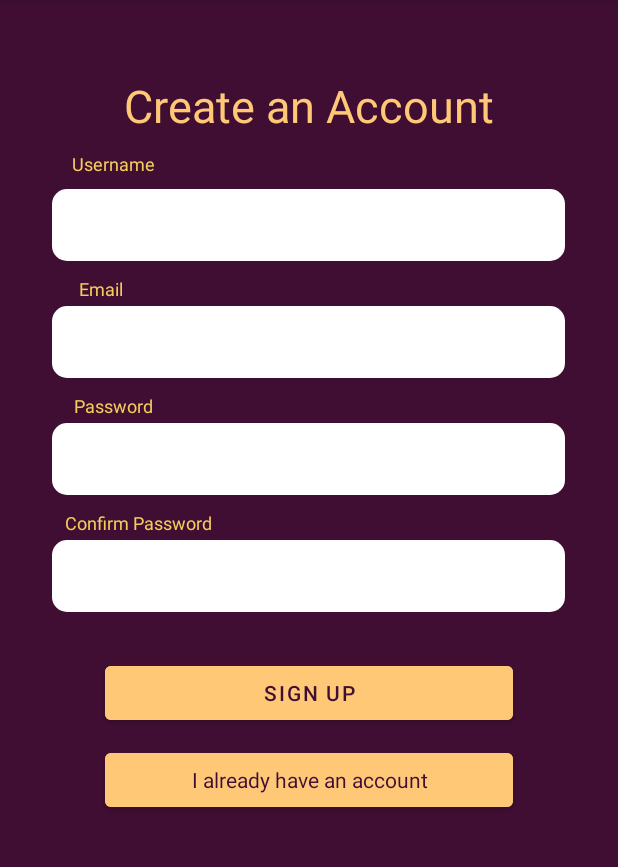
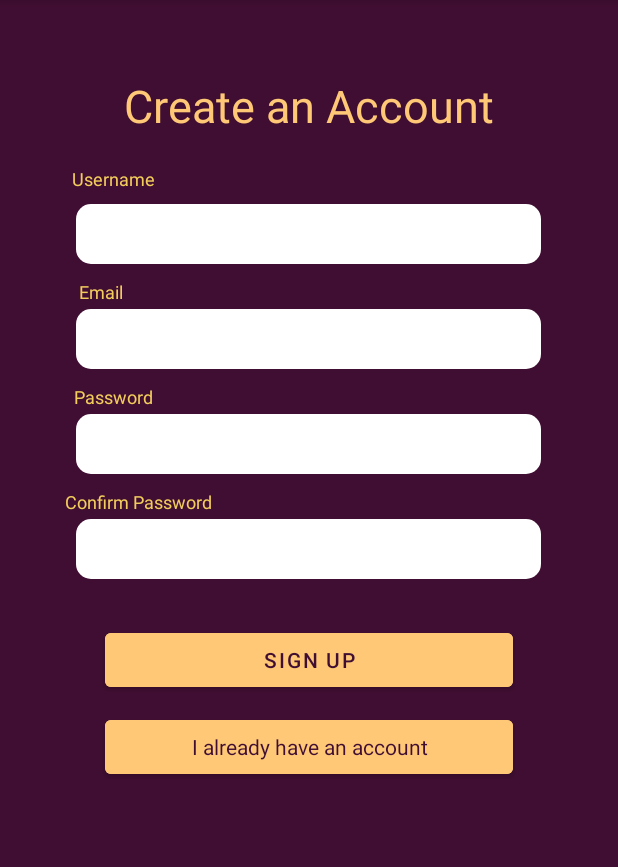
Before and after one commit to SpectreOfSolitude/OperationLevelUp, an Android app: the SignUpActivity screen opened directly, with no data from a screen before it, on a phone screen of 412 x 824 dp, the part 84-951 px from its top. Run offline under Robolectric (Android 15) with nearby library versions, the phone set to English and light mode, and no system bars; our stand-ins replace Firebase (no records; nobody signed in at launch, a user with empty details on screens opened directly).

Commit message:
repair_signup_4

```diff
--- a/app/src/main/res/drawable/login_entry_bar.xml
+++ b/app/src/main/res/drawable/login_entry_bar.xml
@@ -3,7 +3,7 @@
     <solid android:color ="@color/white"/>
     <size
         android:height="30dp"
-        android:width="160dp"
+        android:width="140dp"
         />
     <corners
         android:topLeftRadius="10dp"
--- a/app/src/main/res/layout/activity_login.xml
+++ b/app/src/main/res/layout/activity_login.xml
@@ -20,8 +20,8 @@
 
     <EditText
         android:id="@+id/username"
-        android:layout_width="360dp"
-        android:layout_height="48dp"
+        android:layout_width="310dp"
+        android:layout_height="40dp"
         android:layout_marginTop="5dp"
         android:layout_marginBottom="27dp"
         android:paddingLeft="10dp"
@@ -120,8 +120,8 @@
 
     <EditText
         android:id="@+id/password"
-        android:layout_width="360dp"
-        android:layout_height="48dp"
+        android:layout_width="310dp"
+        android:layout_height="40dp"
         android:layout_marginTop="5dp"
         android:layout_marginBottom="14dp"
         android:paddingLeft="10dp"
--- a/app/src/main/res/layout/activity_signup.xml
+++ b/app/src/main/res/layout/activity_signup.xml
@@ -32,7 +32,7 @@
         android:layout_height="15dp"
         android:layout_marginLeft="43dp"
         android:layout_below="@id/create_account"
-        android:layout_marginTop="10dp"
+        android:layout_marginTop="20dp"
         android:text="@string/Username"
         android:textAppearance="@style/full_name"
         android:gravity="center_horizontal|top"
@@ -40,8 +40,8 @@
 
     <com.google.android.material.textfield.TextInputEditText
         android:id="@+id/editTextUsername"
-        android:layout_width="342dp"
-        android:layout_height="48dp"
+        android:layout_width="310dp"
+        android:layout_height="40dp"
         android:layout_below="@id/username"
         android:layout_centerHorizontal="true"
         android:layout_marginTop="10dp"
@@ -63,8 +63,8 @@
 
     <com.google.android.material.textfield.TextInputEditText
         android:id="@+id/editTextEmail"
-        android:layout_width="342dp"
-        android:layout_height="48dp"
+        android:layout_width="310dp"
+        android:layout_height="40dp"
         android:layout_below="@id/editTextUsername"
         android:layout_centerHorizontal="true"
         android:layout_marginTop="30dp"
@@ -86,8 +86,8 @@
 
     <com.google.android.material.textfield.TextInputEditText
         android:id="@+id/editTextPassword"
-        android:layout_width="342dp"
-        android:layout_height="48dp"
+        android:layout_width="310dp"
+        android:layout_height="40dp"
         android:layout_below="@id/editTextEmail"
         android:layout_centerHorizontal="true"
         android:layout_marginTop="30dp"
@@ -108,8 +108,8 @@
         />
     <com.google.android.material.textfield.TextInputEditText
         android:id="@+id/editTextConfirmPassword"
-        android:layout_width="342dp"
-        android:layout_height="48dp"
+        android:layout_width="310dp"
+        android:layout_height="40dp"
         android:ems="10"
         android:inputType="textPassword"
         android:minHeight="48dp"
```
